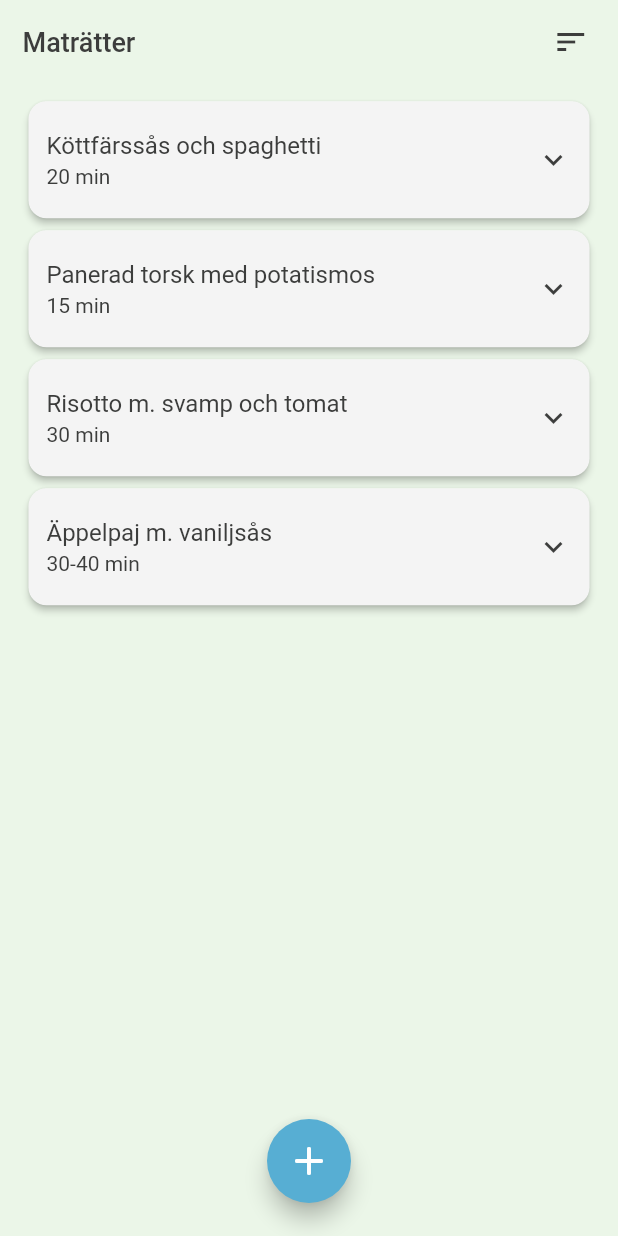
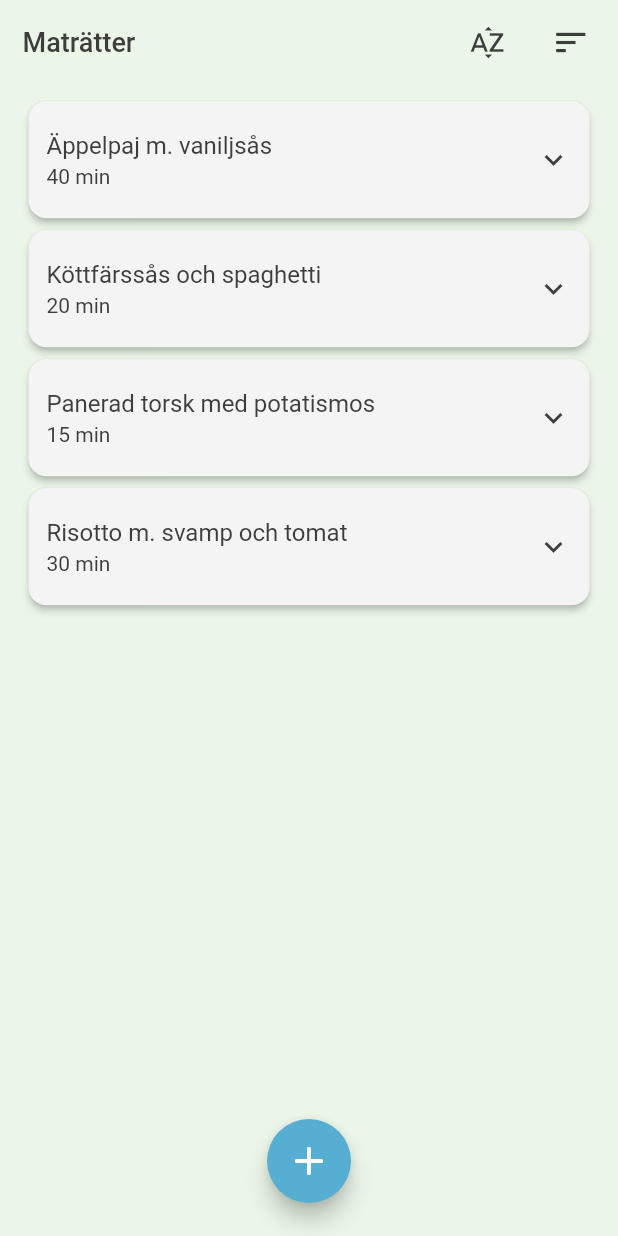
Before and after one commit to gustavAlbrekts0n/matapp, a Flutter app: the screen it shows after launch, on a phone screen of 412 x 824 dp. Run offline on Flutter 3.47's test engine with Material 2 defaults, Android fonts, the phone set to English and light mode, and no system bars; Roboto replaces fonts that are missing (Roboto-Bold).

Commit message:
Sorting by name or time is now possible.

```diff
--- a/lib/pages/home.dart
+++ b/lib/pages/home.dart
@@ -27,10 +27,10 @@ class HomeState extends State<Home> {
   final cardMargin = 7.5;
 
   List<Dish> dishList = [
+    Dish(name: "Äppelpaj m. vaniljsås", time: "40", desc: "En klassisk knäckig äppelpaj passar alltid som ett sött avslut på middagen."),
     Dish(name: "Köttfärssås och spaghetti", time: "20", desc: "Favoritmat nummer ett! Alla - oavsett ålder - älskar spagetti och köttfärssås! Här är ett smakfullt och pålitligt recept som du lyckas med. Servera gärna med riven parmesanost."),
     Dish(name: "Panerad torsk med potatismos", time: "15", desc: "Fisk är både gott och nyttigt! Extra smarrig blir fisken med en god panering och ett krämigt mos till. Servera med kokt broccoli som fortfarande får behålla lite krispighet och lite citron att pressa på toppen."),
     Dish(name: "Risotto m. svamp och tomat", time: "30", desc: "En riktigt krämig risotto med goda smaker av svamp, spenat och tomat. Följ det här receptet och du har alla chanser att lyckas med en perfekt kokt risotto med stor krämighet och det perfekta lilla tuggmotståndet. När du lärt dig grunden är det lätt att variera din risotto med andra smaker."),
-    Dish(name: "Äppelpaj m. vaniljsås", time: "30-40", desc: "En klassisk knäckig äppelpaj passar alltid som ett sött avslut på middagen."),
   ];
 
   @override
@@ -52,12 +52,38 @@ class HomeState extends State<Home> {
         actions: [
           Padding(
             padding: EdgeInsets.fromLTRB(0, 0, cardMargin, 0),
-            child: IconButton(
+            child: TextButton(
               onPressed: () {
-                print("Coming soon...");
+                sortByName();
               },
-              icon: const Icon(Icons.sort),
-              color: colorGray,
+              style: TextButton.styleFrom(
+                padding: const EdgeInsets.fromLTRB(0, 0, 0, 0),
+                minimumSize: const Size(26.0, 26.0),
+                alignment: Alignment.center,
+              ),
+              child: Icon(
+                Icons.sort_by_alpha,
+                size: 26.0,
+                color: colorGray,
+              ),
+            ),
+          ),
+          Padding(
+            padding: EdgeInsets.fromLTRB(0, 0, cardMargin, 0),
+            child: TextButton(
+              onPressed: () {
+                sortByTime();
+              },
+              style: TextButton.styleFrom(
+                padding: const EdgeInsets.fromLTRB(0, 0, 0, 0),
+                minimumSize: const Size(26.0, 26.0),
+                alignment: Alignment.center,
+              ),
+              child: Icon(
+                Icons.sort,
+                size: 26.0,
+                color: colorGray,
+              ),
             ),
           ),
         ],
@@ -453,6 +479,7 @@ class HomeState extends State<Home> {
           time: textControllerTime.text,
           desc: textControllerDesc.text
       );
+
     });
 
     clearControllers();
@@ -467,4 +494,22 @@ class HomeState extends State<Home> {
     textControllerTime.clear();
     textControllerDesc.clear();
   }
+
+  void sortByName() {
+    setState(() {
+      dishList.sort((a, b) {
+        return a.name.toLowerCase().compareTo(b.name.toLowerCase());
+      });
+    });
+  }
+
+  void sortByTime() {
+    setState(() {
+      dishList.sort((a, b) {
+        int n = int.parse(a.time);
+        int m = int.parse(b.time);
+        return n.compareTo(m);
+      });
+    });
+  }
 }
```
